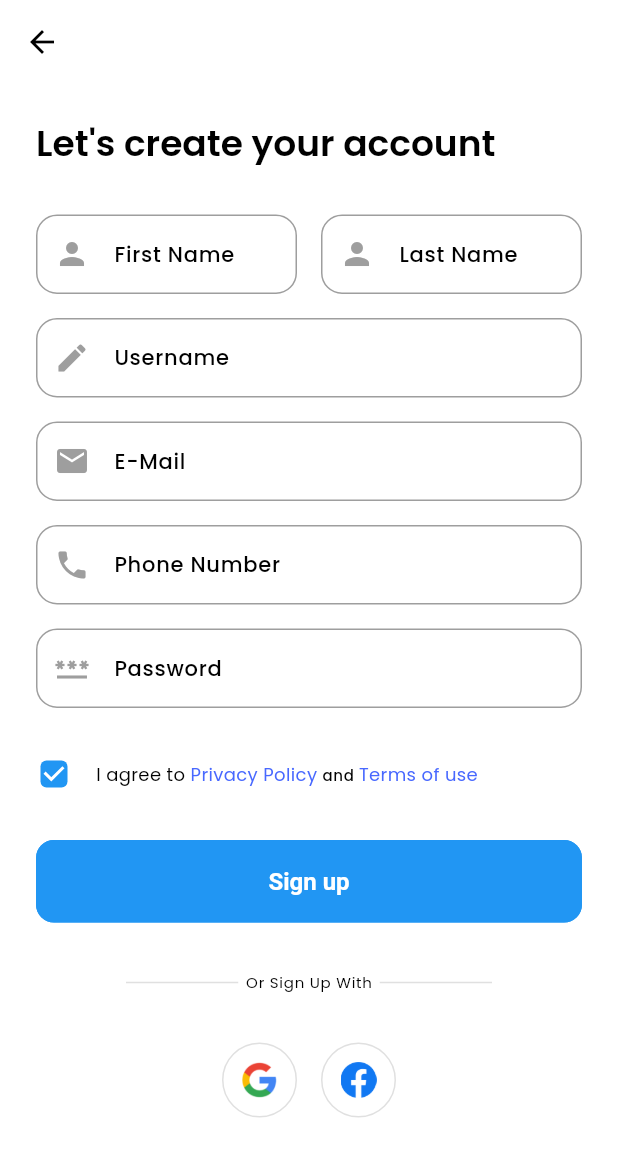
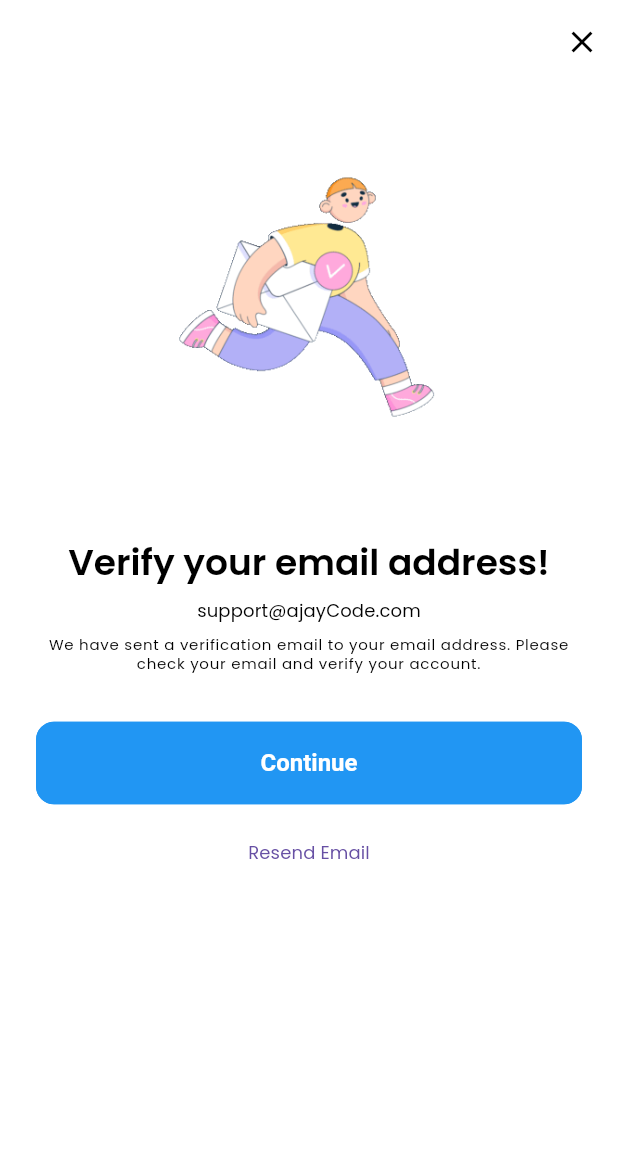
Before and after one commit to itsmeajay1699/ecommerce_app, a Flutter app: the SignupScreen screen opened directly, after a tap on "Sign up", on a phone screen of 412 x 824 dp. Shown: the top 1157 px of the screen. Run offline on Flutter 3.47's test engine with Material 3 defaults, Android fonts, the phone set to English and light mode, and no system bars; our stand-ins replace get, get_storage, smooth_page_indicator; accounts and stored records are empty.

Commit message:
authentication screen completed

```diff
--- a/lib/features/authentication/screens/login/login.dart
+++ b/lib/features/authentication/screens/login/login.dart
@@ -20,6 +20,7 @@ class LoginScreen extends StatelessWidget {
         child: Padding(
           padding: TSpacingStyle.kPaddingWithAppBarHeight,
           child: Column(
+            crossAxisAlignment: CrossAxisAlignment.start,
             children: [
               Column(
                 crossAxisAlignment: CrossAxisAlignment.start,
--- a/lib/features/authentication/screens/login/widget/login_form_body.dart
+++ b/lib/features/authentication/screens/login/widget/login_form_body.dart
@@ -1,3 +1,4 @@
+import 'package:ecommerce_app/features/authentication/screens/password_confiquration/forget_password.dart';
 import 'package:ecommerce_app/features/authentication/screens/signup/sign_up.dart';
 import 'package:ecommerce_app/utils/constants/sizes.dart';
 import 'package:ecommerce_app/utils/constants/text_strings.dart';
@@ -50,7 +51,7 @@ class LoginFormBody extends StatelessWidget {
                   ],
                 ),
                 TextButton(
-                  onPressed: () {},
+                  onPressed: () => Get.to(const ForgetPasswordScreen()),
                   child: const Text(TTexts.kForgotPassword),
                 ),
               ],
--- a/lib/features/authentication/screens/signup/sign_up.dart
+++ b/lib/features/authentication/screens/signup/sign_up.dart
@@ -1,5 +1,6 @@
 import 'package:ecommerce_app/common/widget/form_divider.dart';
 import 'package:ecommerce_app/features/authentication/screens/login/widget/login_footer.dart';
+import 'package:ecommerce_app/features/authentication/screens/signup/verify_email.dart';
 import 'package:ecommerce_app/features/authentication/screens/signup/widget/sign_up_form.dart';
 import 'package:ecommerce_app/utils/constants/sizes.dart';
 import 'package:ecommerce_app/utils/constants/text_strings.dart';
@@ -38,7 +39,7 @@ class SignupScreen extends StatelessWidget {
               SizedBox(
                 width: TSizeConfig.screenWidth! * 1,
                 child: ElevatedButton(
-                  onPressed: () {},
+                  onPressed: () => Get.to(const VerifyEmailScreen()),
                   child: const Text(TTexts.kSignup),
                 ),
               ),
--- /dev/null
+++ b/lib/features/authentication/screens/signup/verify_email.dart
@@ -0,0 +1,92 @@
+import 'package:ecommerce_app/common/widget/success_screen/success_screen.dart';
+import 'package:ecommerce_app/features/authentication/screens/login/login.dart';
+import 'package:ecommerce_app/utils/constants/image_strings.dart';
+import 'package:ecommerce_app/utils/constants/sizes.dart';
+import 'package:ecommerce_app/utils/constants/text_strings.dart';
+import 'package:ecommerce_app/utils/device/size.dart';
+import 'package:flutter/material.dart';
+import 'package:get/get.dart';
+
+class VerifyEmailScreen extends StatelessWidget {
+  const VerifyEmailScreen({super.key});
+
+  @override
+  Widget build(BuildContext context) {
+    return Scaffold(
+      appBar: AppBar(
+        automaticallyImplyLeading: false,
+        actions: [
+          IconButton(
+            onPressed: () => Get.offAll(const LoginScreen()),
+            icon: const Icon(Icons.clear),
+          )
+        ],
+      ),
+      body: SingleChildScrollView(
+        child: Padding(
+          padding: const EdgeInsets.all(TSize.defaultSpace),
+          child: Column(
+            children: [
+              // image
+              Image.asset(
+                TImages.kVerifyEmail,
+                width: TSizeConfig.screenWidth! * 0.8,
+                height: TSizeConfig.screenHeight! * 0.3,
+              ),
+
+              const SizedBox(height: TSize.spaceBetweenSection),
+              // title and subtitle
+
+              Text(
+                TTexts.kVerifyEmailTitle,
+                style: Theme.of(context).textTheme.headlineMedium,
+                textAlign: TextAlign.center,
+              ),
+              const SizedBox(height: TSize.spaceBtwItems),
+              Text(
+                'support@ajayCode.com',
+                style: Theme.of(context).textTheme.labelLarge,
+                textAlign: TextAlign.center,
+              ),
+              const SizedBox(height: TSize.spaceBtwItems),
+              Text(
+                TTexts.kConfirmEmailMessage,
+                style: Theme.of(context).textTheme.labelMedium,
+                textAlign: TextAlign.center,
+              ),
+              // buttons
+              const SizedBox(height: TSize.spaceBetweenSection),
+              SizedBox(
+                width: TSizeConfig.screenWidth! * 1,
+                child: ElevatedButton(
+                  onPressed: () => Get.to(
+                    SuccessScreen(
+                      image: TImages.kSuccessEmail,
+                      title: TTexts.kYourAccountCreatedTitle,
+                      subtitle: TTexts.kYourAccountCreatedSubtitle,
+                      buttonText: TTexts.kGetStarted,
+                      onButtonPressed: () => Get.to(const LoginScreen()),
+                    ),
+                  ),
+                  child: const Text(
+                    TTexts.kContinue,
+                  ),
+                ),
+              ),
+              const SizedBox(height: TSize.spaceBtwItems),
+              SizedBox(
+                width: TSizeConfig.screenWidth! * 1,
+                child: TextButton(
+                  onPressed: () {},
+                  child: const Text(
+                    TTexts.kResendEmail,
+                  ),
+                ),
+              ),
+            ],
+          ),
+        ),
+      ),
+    );
+  }
+}
--- a/lib/utils/constants/image_strings.dart
+++ b/lib/utils/constants/image_strings.dart
@@ -6,4 +6,14 @@ class TImages {
 
   static const String kFacebookLogo = 'assets/logos/facebook-logo.png';
   static const String kGoogleLogo = 'assets/logos/google-logo.png';
+
+  // animated illustrations
+
+  static const String kVerifyEmail =
+      'assets/images/animations/verify_email.gif';
+
+  static const String kSuccessEmail =
+      'assets/images/animations/success_email.gif';
+
+  static const String kResetPasswordImage = 'assets/images/email_delivery.png';
 }
--- a/lib/utils/constants/sizes.dart
+++ b/lib/utils/constants/sizes.dart
@@ -58,6 +58,7 @@ class TSize {
 
   static const double inputFieldRadius = 12.0;
   static const double spaceBetweenInputField = 16.0;
+  static const double spaceBtwItems = 8.0;
 
 // card sizes
 
--- a/lib/utils/constants/text_strings.dart
+++ b/lib/utils/constants/text_strings.dart
@@ -30,7 +30,18 @@ class TTexts {
 
   // login scrreen
 
+  static const String kChangePasswordTitle = 'Change your password';
+
+  static const String kDone = 'Done';
+
+  static const String kChangePasswordSubtitle =
+      'Enter your new password and confirm your password to reset your password.';
+
+  static const String kForgotPasswordSubtitle =
+      'Enter your email address to reset your password. And click on the link sent to your email to reset your password.';
+
   static const String kEmail = 'E-Mail';
+  static const String kSubmit = 'Submit';
   static const String kPassword = 'Password';
   static const String kForgotPassword = 'Forgot Password?';
   static const String kNewPassword = 'New Password';
@@ -48,4 +59,13 @@ class TTexts {
   static const String kAnd = 'and';
   static const String kTermsOfService = 'Terms of use';
   static const String kPrivacyPolicy = 'Privacy Policy';
+  static const String kVerifyEmailTitle = 'Verify your email address!';
+  static const String kConfirmEmailMessage =
+      'We have sent a verification email to your email address. Please check your email and verify your account.';
+  static const String kContinue = 'Continue';
+  static const String kResendEmail = 'Resend Email';
+  static const String kYourAccountCreatedTitle =
+      'Your account has been created!';
+  static const String kYourAccountCreatedSubtitle =
+      'Welcome to Your Ultimate Shopping Destionations. Your Account is Created, Unleash the Joy of Seamless Online Shopping';
 }
--- a/pubspec.yaml
+++ b/pubspec.yaml
@@ -41,6 +41,7 @@ flutter:
     - assets/icons/
     - assets/logos/
     - assets/images/
+    - assets/images/animations/
 
   fonts:
     - family: Poppins
```
Also changed, not shown: lib/common/widget/success_screen/success_screen.dart (added, +76 -0 lines), lib/features/authentication/screens/password_confiquration/forget_password.dart (added, +58 -0 lines), lib/features/authentication/screens/password_confiquration/reset_password.dart (added, +79 -0 lines), assets/images/animations/success_email.gif (added), assets/images/animations/verify_email.gif (added), assets/images/email_delivery.png (added), assets/images/splash.png.
